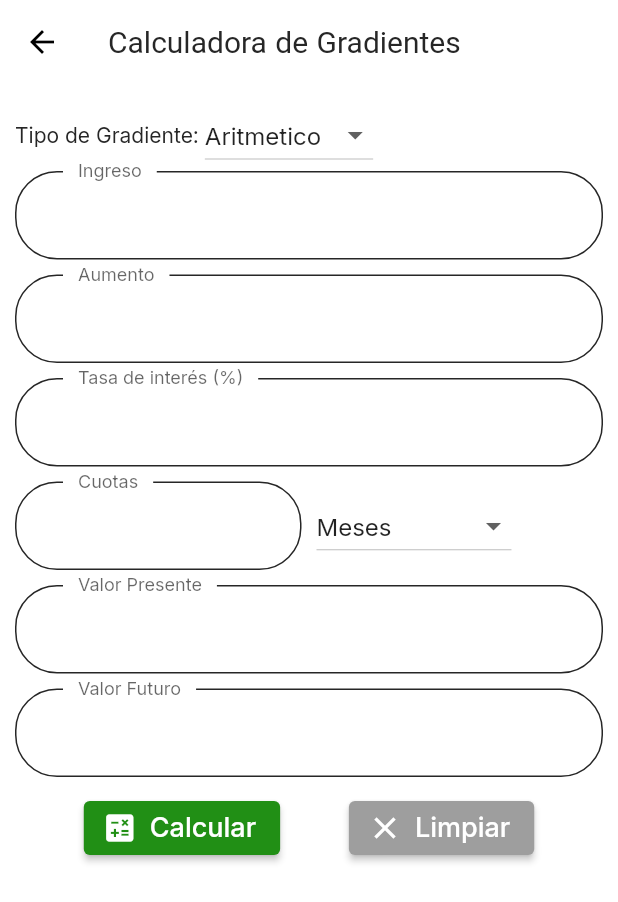
After one commit to SantiagoNavarroUPC/ingenieria_economica, a Flutter app: the Gradiente screen opened by its route, after a tap on "Limpiar", on a phone screen of 412 x 824 dp. The commit adds this screen. Shown: the top 902 px of the screen. Run offline on Flutter 3.47's test engine with Material 2 defaults, Android fonts, the light colour scheme and no system bars; our stand-ins replace cloud_firestore, firebase_auth, firebase_core, firebase_storage, flutter_svg, get and 3 more; accounts and stored records are empty.

Commit message:
Gradientes

```diff
--- a/lib/pages/home_personal/components/banner4.dart
+++ b/lib/pages/home_personal/components/banner4.dart
@@ -1,6 +1,7 @@
 import 'package:flutter/material.dart';
 import '../../../controller/controller_opciones_firebase.dart';
 import '../../../size_config.dart';
+import '../../notebook/page_gradiente.dart';
 
 class Banner4 extends StatelessWidget {
   const Banner4({
@@ -10,7 +11,9 @@ class Banner4 extends StatelessWidget {
   @override
   Widget build(BuildContext context) {
     return GestureDetector(
-      onTap: () {},
+      onTap: () {
+        Navigator.pushNamed(context, Gradiente.routeName);
+      },
       child: Container(
         width: double.infinity,
         margin: EdgeInsets.all(getProportionateScreenWidth(20)),
--- /dev/null
+++ b/lib/pages/notebook/page_gradiente.dart
@@ -0,0 +1,245 @@
+import 'package:flutter/material.dart';
+import 'package:get/get.dart';
+import 'package:intl/intl.dart';
+import 'dart:math';
+
+enum TiempoUnit { meses, anos }
+
+class Gradiente extends StatefulWidget {
+  static String routeName = "/interes_compuesto";
+
+  @override
+  _GradienteState createState() => _GradienteState();
+}
+
+class _GradienteState extends State<Gradiente> {
+  TextEditingController _ingresosController = TextEditingController();
+  TextEditingController _aumentoController = TextEditingController();
+  TextEditingController _tasaController = TextEditingController();
+  TextEditingController _cuotasController = TextEditingController();
+  TextEditingController _valorPresenteController = TextEditingController();
+  TextEditingController _valorFuturoController = TextEditingController();
+  String selectedRateType = 'Meses';
+  String selectedType = 'Aritmetico';
+
+  List<String> typeGradiente = [
+    'Aritmetico',
+    'Geometrico',
+  ];
+
+  List<String> rateTypes = [
+    'Dias',
+    'Meses',
+    'Trimestres',
+    'Cuatrimestres',
+    'Semestres',
+    'Años',
+  ];
+
+  @override
+  Widget build(BuildContext context) {
+    return Scaffold(
+      appBar: AppBar(
+        title: Text('Calculadora de Gradientes'),
+      ),
+      body: Padding(
+        padding: const EdgeInsets.all(10.0),
+        child: SingleChildScrollView(
+          child: Column(
+            crossAxisAlignment: CrossAxisAlignment.center,
+            children: [
+              Row(
+                children: [
+                  Text('Tipo de Gradiente: '), // Etiqueta
+                  DropdownButton<String>(
+                    value: selectedType,
+                    onChanged: (String? newValue) {
+                      setState(() {
+                        selectedType = newValue!;
+                      });
+                    },
+                    items: typeGradiente
+                        .map<DropdownMenuItem<String>>((String value) {
+                      return DropdownMenuItem<String>(
+                        value: value,
+                        child: Text(value),
+                      );
+                    }).toList(),
+                  ),
+                ],
+              ),
+              TextField(
+                controller: _ingresosController,
+                keyboardType: TextInputType.number,
+                decoration: InputDecoration(labelText: 'Ingreso'),
+              ),
+              SizedBox(height: 10),
+              TextField(
+                controller: _aumentoController,
+                keyboardType: TextInputType.number,
+                decoration: InputDecoration(labelText: 'Aumento'),
+              ),
+              SizedBox(height: 10),
+              TextField(
+                controller: _tasaController,
+                keyboardType: TextInputType.number,
+                decoration: InputDecoration(labelText: 'Tasa de interés (%)'),
+              ),
+              SizedBox(height: 10),
+              Row(
+                mainAxisAlignment: MainAxisAlignment.spaceBetween,
+                children: [
+                  Flexible(
+                    flex: 1,
+                    child: TextField(
+                      controller: _cuotasController,
+                      keyboardType: TextInputType.number,
+                      decoration: InputDecoration(labelText: 'Cuotas'),
+                    ),
+                  ),
+                  SizedBox(width: 10),
+                  Flexible(
+                    flex: 1,
+                    child: Row(
+                      children: [
+                        DropdownButton<String>(
+                          value: selectedRateType,
+                          onChanged: (String? newValue) {
+                            setState(() {
+                              selectedRateType = newValue!;
+                            });
+                          },
+                          items: rateTypes
+                              .map<DropdownMenuItem<String>>((String value) {
+                            return DropdownMenuItem<String>(
+                              value: value,
+                              child: Text(value),
+                            );
+                          }).toList(),
+                        ),
+                      ],
+                    ),
+                  ),
+                ],
+              ),
+              SizedBox(height: 10),
+              TextField(
+                controller: _valorPresenteController,
+                keyboardType: TextInputType.number,
+                decoration: InputDecoration(labelText: 'Valor Presente'),
+              ),
+              SizedBox(height: 10),
+              TextField(
+                controller: _valorFuturoController,
+                keyboardType: TextInputType.number,
+                decoration: InputDecoration(labelText: 'Valor Futuro'),
+              ),
+              SizedBox(height: 10),
+              Row(
+                mainAxisAlignment: MainAxisAlignment.spaceEvenly,
+                children: [
+                  ElevatedButton.icon(
+                    onPressed: _calcular,
+                    style: ElevatedButton.styleFrom(
+                      primary: Color.fromARGB(255, 33, 143, 21),
+                    ),
+                    icon: Icon(Icons.calculate),
+                    label: Text('Calcular', style: TextStyle(fontSize: 18)),
+                  ),
+                  ElevatedButton.icon(
+                    onPressed: _limpiarCampos,
+                    style: ElevatedButton.styleFrom(
+                      primary: Colors.grey,
+                    ),
+                    icon: Icon(Icons.clear),
+                    label: Text('Limpiar', style: TextStyle(fontSize: 18)),
+                  ),
+                ],
+              ),
+            ],
+          ),
+        ),
+      ),
+    );
+  }
+
+  void _calcular() {
+    if (selectedType == 'Aritmetico') {
+      if (_cuotasController.text.isEmpty) {
+        _calcularPresenteInfinitoAritmetico();
+      } else {
+        _calcularPresenteAritmetico();
+      }
+    }
+  }
+
+  void _calcularPresenteInfinitoAritmetico() {
+    double ingresos = double.tryParse(_ingresosController.text) ?? 0;
+    double tasaNormal = double.tryParse(_tasaController.text) ?? 0;
+    double tasa = tasaNormal / 100;
+    double aumento = double.tryParse(_aumentoController.text) ?? 0;
+    double valorPresente = double.tryParse(_valorPresenteController.text) ?? 0;
+    if (_valorPresenteController.text.isEmpty) {
+      valorPresente = (ingresos / tasa) + (aumento / pow(tasa, 2));
+      _valorPresenteController.text = valorPresente.toStringAsFixed(2);
+    } else if (_ingresosController.text.isEmpty) {
+      ingresos = (valorPresente - (aumento / pow(tasa, 2))) * tasa;
+      _ingresosController.text = ingresos.toStringAsFixed(2);
+    } else if (_aumentoController.text.isEmpty) {
+      aumento = (valorPresente - (ingresos / tasa)) * pow(tasa, 2);
+      _aumentoController.text = aumento.toStringAsFixed(2);
+    } else if (_tasaController.text.isEmpty) {
+      tasa = sqrt(aumento / valorPresente + 1);
+      _tasaController.text = tasa.toStringAsFixed(2);
+    }
+  }
+
+  void _calcularPresenteAritmetico() {
+    double ingresos = double.tryParse(_ingresosController.text) ?? 0;
+    double tasaNormal = double.tryParse(_tasaController.text) ?? 0;
+    double tasa = tasaNormal / 100;
+    double aumento = double.tryParse(_aumentoController.text) ?? 0;
+    double valorPresente = double.tryParse(_valorPresenteController.text) ?? 0;
+    double cuotas = double.tryParse(_cuotasController.text) ?? 0;
+    double valorPresentePositivo = 0.0;
+    double valorPresenteNegativo = 0.0;
+    if (_valorPresenteController.text.isEmpty) {
+      valorPresentePositivo = ingresos *
+              ((((pow((1 + tasa), cuotas)) - 1) /
+                  (tasa * (pow((1 + tasa), cuotas))))) +
+          ((aumento / tasa) *
+              (((pow((1 + tasa), cuotas) - 1)) /
+                      (tasa * pow((1 + tasa), cuotas)) -
+                  (cuotas / pow((1 + tasa), cuotas))));
+      valorPresenteNegativo = ingresos *
+              ((((pow((1 + tasa), cuotas)) - 1) /
+                  (tasa * (pow((1 + tasa), cuotas))))) -
+          ((aumento / tasa) *
+              (((pow((1 + tasa), cuotas) - 1)) /
+                      (tasa * pow((1 + tasa), cuotas)) -
+                  (cuotas / pow((1 + tasa), cuotas))));
+      if (valorPresentePositivo > 0) {
+        valorPresente = valorPresentePositivo;
+      } else {
+        valorPresente = valorPresenteNegativo;
+      }
+      _valorPresenteController.text = valorPresente.toStringAsFixed(2);
+    }
+  }
+
+  void _limpiarCampos() {
+    setState(() {
+      selectedRateType = 'Meses';
+    });
+    setState(() {
+      selectedType = 'Aritmetico';
+    });
+    _ingresosController.clear();
+    _aumentoController.clear();
+    _tasaController.clear();
+    _cuotasController.clear();
+    _valorPresenteController.clear();
+    _valorFuturoController.clear();
+    setState(() {});
+  }
+}
--- a/lib/routes.dart
+++ b/lib/routes.dart
@@ -4,6 +4,7 @@ import 'package:ingenieria_economica/pages/complete_profile/complete_profile.dar
 import 'package:ingenieria_economica/pages/forgot_password/forgot_password.dart';
 import 'package:ingenieria_economica/pages/home_personal/home_personal.dart';
 import 'package:ingenieria_economica/pages/notebook/page_amortizacion.dart';
+import 'package:ingenieria_economica/pages/notebook/page_gradiente.dart';
 import 'package:ingenieria_economica/pages/notebook/page_interes_compuesto.dart';
 import 'package:ingenieria_economica/pages/notebook/page_interes_simple.dart';
 import 'package:ingenieria_economica/pages/profile/profile.dart';
@@ -26,4 +27,5 @@ final Map<String, WidgetBuilder> routes = {
   InteresSimple.routeName: (context) => InteresSimple(),
   InteresCompuesto.routeName: (context) => InteresCompuesto(),
   Amortizacion.routeName: (context) => Amortizacion(),
+  Gradiente.routeName: (context) => Gradiente(),
 };
```
